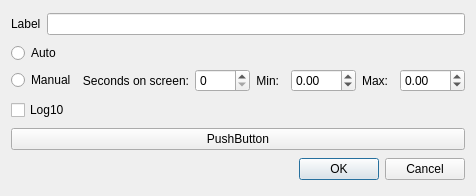
This is axisconfig.ui in koshi8bit/lib as Qt 5 draws it before an edit. The edited form follows.
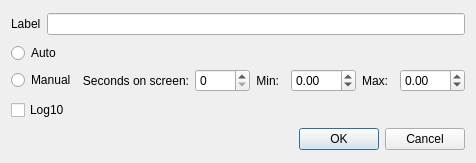
This is the edited form. Custom widgets are drawn as their Qt base class.

Commit message: before plot widget

What changed in the file:
```diff
--- a/axisconfig.ui
+++ b/axisconfig.ui
@@ -6,8 +6,8 @@
    <rect>
     <x>0</x>
     <y>0</y>
-    <width>438</width>
-    <height>196</height>
+    <width>450</width>
+    <height>163</height>
    </rect>
   </property>
   <property name="windowTitle">
@@ -141,13 +141,6 @@
      </property>
     </widget>
    </item>
-   <item>
-    <widget class="QPushButton" name="pushButton">
-     <property name="text">
-      <string>PushButton</string>
-     </property>
-    </widget>
-   </item>
    <item>
     <widget class="QDialogButtonBox" name="buttonBox">
      <property name="orientation">
```
The commit also changes 4 other files.
